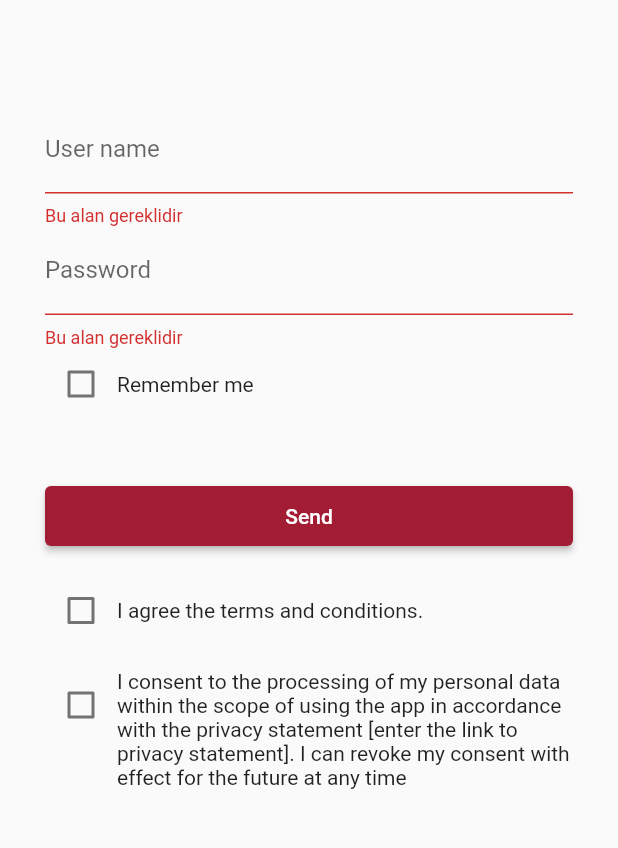
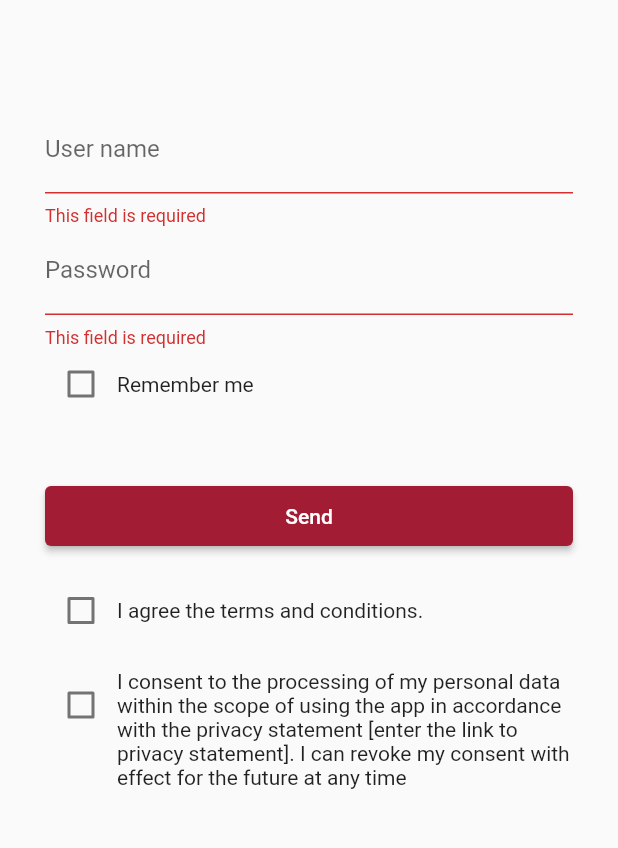
Before and after one commit to eozturk78/v3_patient_app, a Flutter app: the screen it shows after launch, after a tap on "Send", on a phone screen of 412 x 824 dp, the part 300-1148 px from its top. Run offline on Flutter 3.47's test engine with Material 2 defaults, Android fonts, the phone set to English and light mode, and no system bars; our stand-ins replace flutter_expandable_fab, fluttertoast, photo_view, shared_preferences, syncfusion_flutter_charts, table_calendar; network calls fail; Roboto replaces fonts that are missing (Poppins).

Commit message:
ios is runned

```diff
--- a/lib/screens/login/login.dart
+++ b/lib/screens/login/login.dart
@@ -21,7 +21,7 @@ class _LoginPageState extends State<LoginPage> {
   bool remeberMeState = false;
   bool check1 = false;
   bool check2 = false;
-
+  bool isSendEP = false;
   @override
   void initState() {
     // TODO: implement initState
@@ -108,6 +108,9 @@ class _LoginPageState extends State<LoginPage> {
                     } else {
                       pref.clear();
                     }
+                    setState(() {
+                      isSendEP = true;
+                    });
                     await apis
                         .login(userNameController.text, passwordController.text)
                         .then((value) async {
--- a/lib/shared/shared.dart
+++ b/lib/shared/shared.dart
@@ -4,16 +4,16 @@ class Shared {
   var outputFormat = DateFormat('dd/MM/yyyy HH:mm');
   emailValidator(text) {
     if (text == null || text.isEmpty) {
-      return 'Bu alan gereklidir';
+      return 'This field is required';
     } else if (!(text.contains('@')) && text.isNotEmpty) {
-      return "Geçerli bir e-posta girin.";
+      return "Enter valid email.";
     }
     return null;
   }
 
   textValidator(text) {
     if (text == null || text?.isEmpty) {
-      return 'Bu alan gereklidir';
+      return 'This field is required';
     }
     return null;
   }
```
Also changed, not shown: pubspec.lock, 2 other files.
